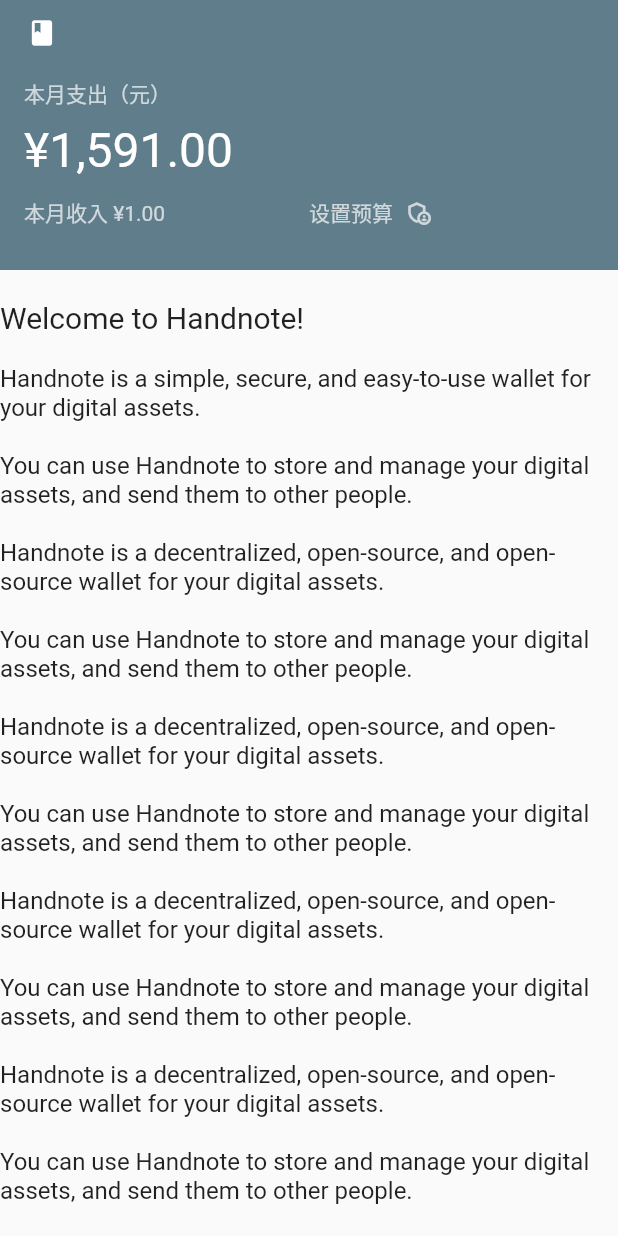
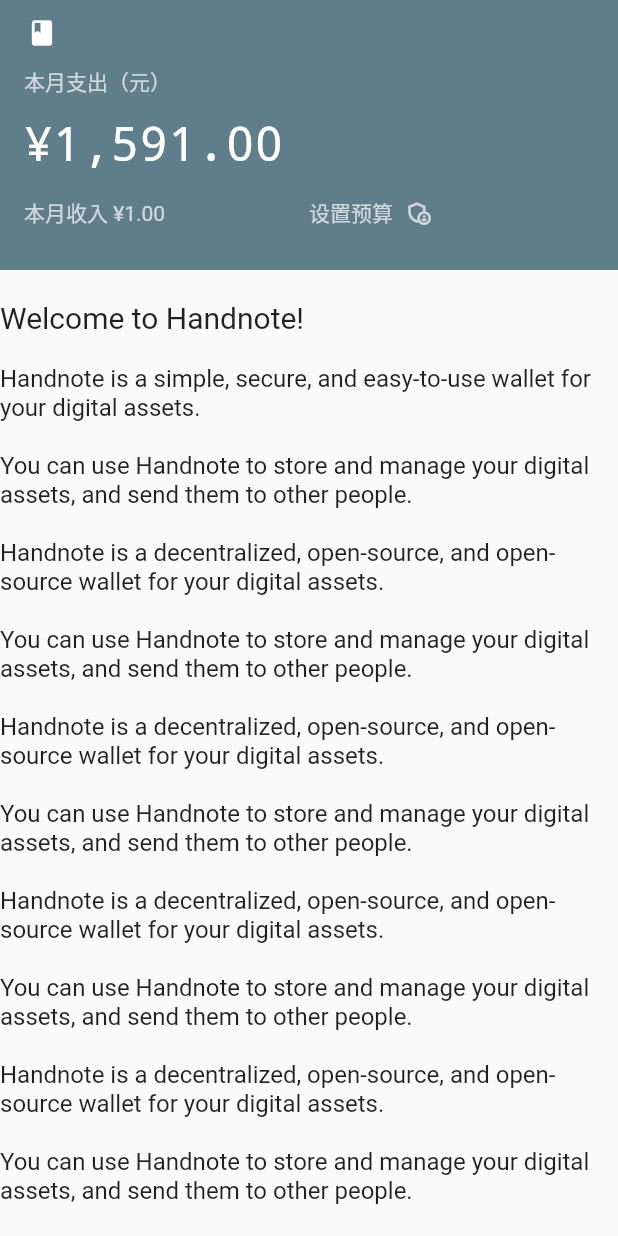
Before and after one commit to handnotes/handnote, a Flutter app: the screen it shows after launch, on a phone screen of 412 x 824 dp. Run offline on Flutter 3.47's test engine with Material 2 defaults, Android fonts, the phone set to English and light mode, and no system bars; our stand-ins replace flutter_hooks, sqflite; accounts and stored records are empty.

Commit message:
feat: display amount with monospace font

```diff
--- a/lib/wallet/screen/wallet_home_screen.dart
+++ b/lib/wallet/screen/wallet_home_screen.dart
@@ -130,9 +130,15 @@
             crossAxisAlignment: CrossAxisAlignment.start,
             children: [
               const Text("本月支出（元）", style: TextStyle(fontSize: 14, color: Colors.white70)),
-              const SizedBox(height: 8),
-              Text(currencyYuanFormatter.format(amount), style: const TextStyle(fontSize: 32, color: Colors.white)),
               const SizedBox(height: 12),
+              Text(currencyYuanFormatter.format(amount),
+                  style: const TextStyle(
+                    fontSize: 32,
+                    color: Colors.white,
+                    fontFamily: 'monospace',
+                    fontFamilyFallback: ['Courier'],
+                  )),
+              const SizedBox(height: 16),
               Row(
                 children: [
                   Expanded(
```
